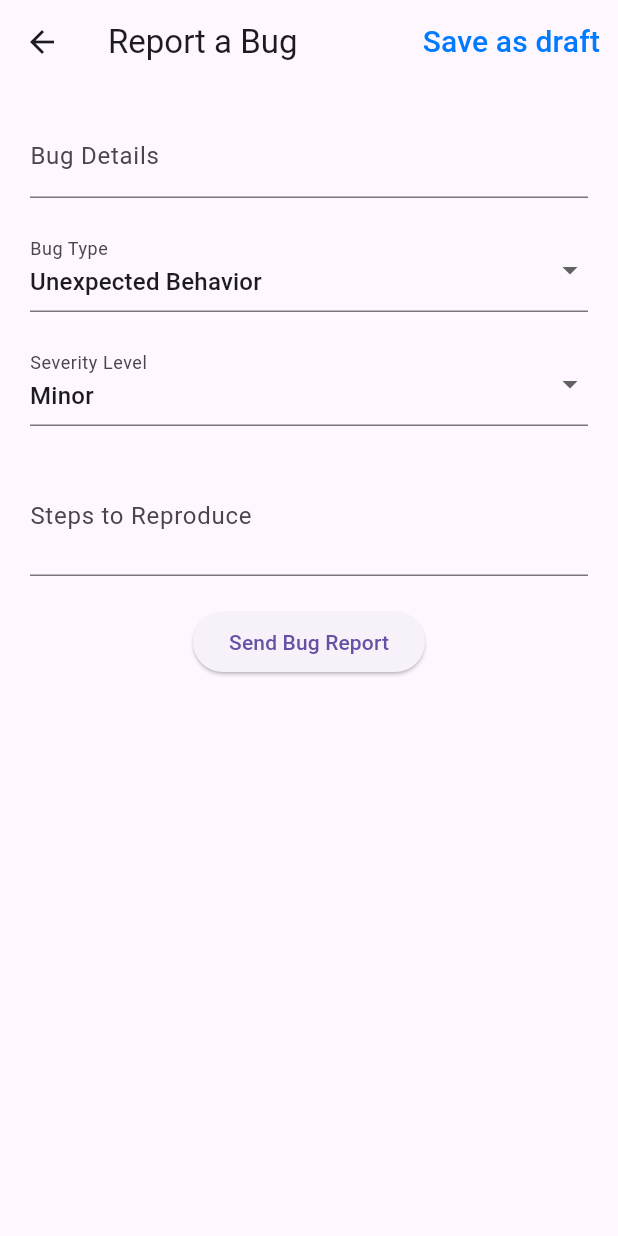
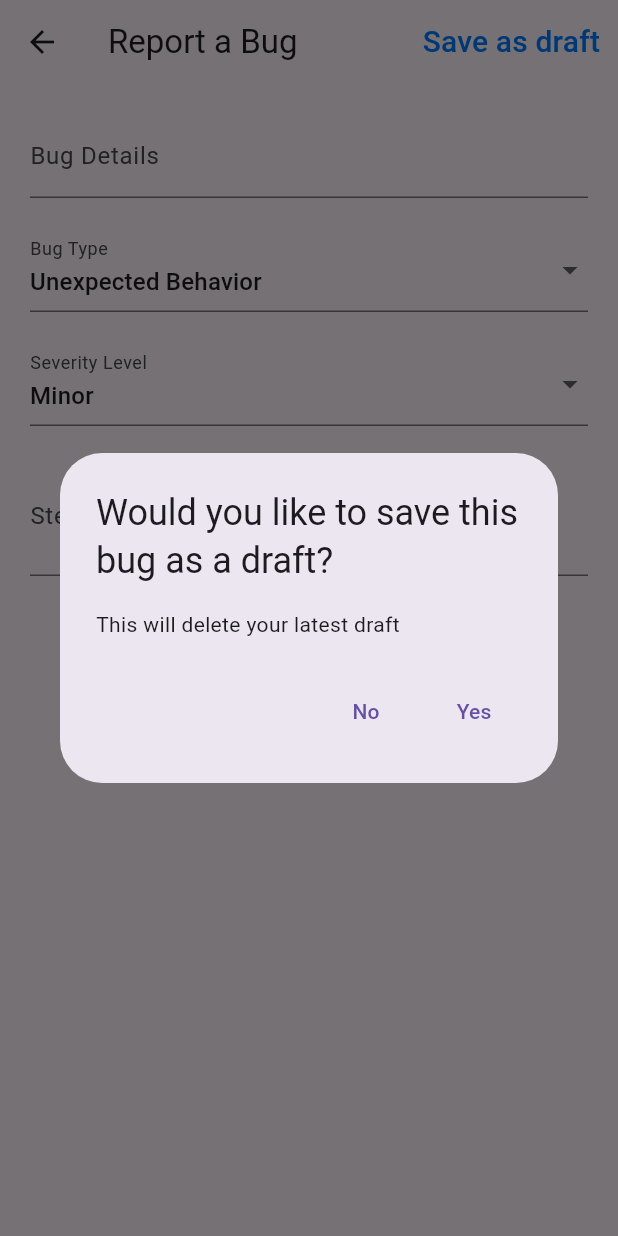
Before and after one commit to ISIS3510-202410-S2-E0X/FlutterApp, a Flutter app: the BugReportView screen opened directly, after a tap on "Save as draft", on a phone screen of 412 x 824 dp. Run offline on Flutter 3.47's test engine with Material 3 defaults, Android fonts, the phone set to English and light mode, and no system bars; our stand-ins replace bloc, cloud_firestore, connectivity_plus, equatable, firebase_auth, firebase_core and 12 more; missing offline and left inert: workmanager; accounts and stored records are empty; statements that could not run were skipped.

Commit message:
feat: localstorage implemented

```diff
--- a/foodbook_app/lib/bloc/bug_report_bloc/bug_report_bloc.dart
+++ b/foodbook_app/lib/bloc/bug_report_bloc/bug_report_bloc.dart
@@ -1,6 +1,7 @@
 import 'package:flutter_bloc/flutter_bloc.dart';
 import 'package:foodbook_app/bloc/bug_report_bloc/bug_report_event.dart';
 import 'package:foodbook_app/bloc/bug_report_bloc/bug_report_state.dart';
+import 'package:foodbook_app/data/models/bug_report.dart';
 import 'package:foodbook_app/data/repositories/bugs_report_repository.dart';
 
 class BugReportBloc extends Bloc<BugReportEvent, BugReportState> {
@@ -9,6 +10,7 @@ class BugReportBloc extends Bloc<BugReportEvent, BugReportState> {
   BugReportBloc(this.bugReportRepository) : super(BugReportInitial()) {
     on<ReportBug>(_onReportBug);
     on<SaveBugReportDraft>(_onSaveBugReportDraft);
+    on<GetBugReportDraft>(_onGetBugReportDraft);
     on<DeleteBugReportDraft>(_onDeleteBugReportDraft);
   }
 
@@ -32,6 +34,16 @@ class BugReportBloc extends Bloc<BugReportEvent, BugReportState> {
     }
   }
 
+  Future<void> _onGetBugReportDraft(GetBugReportDraft event, Emitter<BugReportState> emit) async {
+    try {
+      BugReport? bugReport = await bugReportRepository.getBugReportDraft();
+      print('BUG REPORT: $bugReport');
+      emit(BugReportDraftSuccess("Draft retrieved", bugReport: bugReport));
+    } catch (e) {
+      emit(BugReportError(e.toString()));
+    }
+  }
+
   Future<void> _onDeleteBugReportDraft(DeleteBugReportDraft event, Emitter<BugReportState> emit) async {
     try {
       await bugReportRepository.deleteBugReportDraft();
--- a/foodbook_app/lib/bloc/bug_report_bloc/bug_report_event.dart
+++ b/foodbook_app/lib/bloc/bug_report_bloc/bug_report_event.dart
@@ -14,6 +14,10 @@ class SaveBugReportDraft extends BugReportEvent {
   SaveBugReportDraft(this.bugReport);
 }
 
+class GetBugReportDraft extends BugReportEvent {
+  GetBugReportDraft();
+}
+
 class DeleteBugReportDraft extends BugReportEvent {
   DeleteBugReportDraft();
 }
--- a/foodbook_app/lib/bloc/bug_report_bloc/bug_report_state.dart
+++ b/foodbook_app/lib/bloc/bug_report_bloc/bug_report_state.dart
@@ -1,3 +1,5 @@
+import 'package:foodbook_app/data/models/bug_report.dart';
+
 abstract class BugReportState {}
 
 class BugReportInitial extends BugReportState {}
@@ -10,6 +12,13 @@ class BugReportSuccess extends BugReportState {
   BugReportSuccess(this.reportId);
 }
 
+class BugReportDraftSuccess extends BugReportState {
+  final String message;
+  final BugReport? bugReport;
+
+  BugReportDraftSuccess(this.message, {required this.bugReport});
+}
+
 class BugReportError extends BugReportState {
   final String error;
 
--- a/foodbook_app/lib/data/data_sources/database_provider.dart
+++ b/foodbook_app/lib/data/data_sources/database_provider.dart
@@ -13,7 +13,7 @@ class DatabaseProvider {
 
   _initDB() async {
     var documentsDirectory = await getApplicationDocumentsDirectory();
-    String path = join(documentsDirectory.path, "LoSgDraftsDB_5.db");
+    String path = join(documentsDirectory.path, "LoSgDraftsDB_6.db");
     print("DB path: $path");
     return await openDatabase(path, version: 1, onCreate: (db, version) async {
       await _createDB(db, version);
--- a/foodbook_app/lib/data/dtos/bug_report_dto.dart
+++ b/foodbook_app/lib/data/dtos/bug_report_dto.dart
@@ -2,14 +2,14 @@ import 'package:cloud_firestore/cloud_firestore.dart';
 import 'package:foodbook_app/data/models/bug_report.dart';
 
 class BugReportDTO {
-  final Timestamp date;
+  Timestamp? date;
   final String bugType;
   final String description;
   final String severityLevel;
   final String stepsToReproduce;
 
   BugReportDTO({
-    required this.date,
+    this.date,
     required this.bugType,
     required this.description,
     required this.severityLevel,
@@ -36,7 +36,15 @@ class BugReportDTO {
     );
   }
 
-  Map<String, dynamic> toJson() {
+  Map<String, dynamic> toJson(bool draft) {
+    if (draft) {
+      return {
+        'bugType': bugType,
+        'description': description,
+        'severityLevel': severityLevel,
+        'stepsToReproduce': stepsToReproduce,
+      };
+    }
     return {
       'date': date,
       'bugType': bugType,
--- a/foodbook_app/lib/data/models/bug_report.dart
+++ b/foodbook_app/lib/data/models/bug_report.dart
@@ -1,14 +1,14 @@
 import 'package:cloud_firestore/cloud_firestore.dart';
 
 class BugReport {
-  final Timestamp date;
+  Timestamp? date;
   final String bugType;
   final String description;
   final String severityLevel;
   final String stepsToReproduce;
 
   BugReport({
-    required this.date,
+    this.date,
     required this.bugType,
     required this.description,
     required this.severityLevel,
@@ -26,6 +26,7 @@ class BugReport {
   }
 
   factory BugReport.fromJson(Map<String, dynamic> json) {
+    if (json['date'] != null) {
       return BugReport(
         date: json['date'] as Timestamp,
         bugType: json['bugType'],
@@ -33,5 +34,13 @@ class BugReport {
         severityLevel: json['severityLevel'],
         stepsToReproduce: json['stepsToReproduce'],
       );
+    } else {
+      return BugReport(
+        bugType: json['bugType'],
+        description: json['description'],
+        severityLevel: json['severityLevel'],
+        stepsToReproduce: json['stepsToReproduce'],
+      );
     }
   }
+}
--- a/foodbook_app/lib/data/repositories/bugs_report_repository.dart
+++ b/foodbook_app/lib/data/repositories/bugs_report_repository.dart
@@ -11,8 +11,8 @@ class BugReportRepository {
 
   Future<String> reportBug({ required BugReport bugReport }) async {
     try {
-      print('BUG REPORT: ${BugReportDTO.fromModel(bugReport).toJson()}');
-      DocumentReference bugReportRef = await _fireCloud.add(BugReportDTO.fromModel(bugReport).toJson());
+      print('BUG REPORT: ${BugReportDTO.fromModel(bugReport).toJson(false)}');
+      DocumentReference bugReportRef = await _fireCloud.add(BugReportDTO.fromModel(bugReport).toJson(false));
       return bugReportRef.id;
     } on FirebaseException catch (e) {
       print("Failed with error '${e.code}': ${e.message}");
@@ -26,8 +26,20 @@ class BugReportRepository {
   }
 
   Future<void> reportBugDraft(BugReport bugReport) async {
+    print('BUG REPORT DRAFT: ${BugReportDTO.fromModel(bugReport).toJson(true)}');
     final db = await dbProvider.getDatabase();
-    await db.insert('BugsReports', BugReportDTO.fromModel(bugReport).toJson());
+    await db.insert('BugsReports', BugReportDTO.fromModel(bugReport).toJson(true));
+    print('DRAFT SAVED: ${BugReportDTO.fromModel(bugReport).toJson(true)}');
+  }
+
+  Future<BugReport?> getBugReportDraft() async {
+    final db = await dbProvider.getDatabase();
+    final List<Map<String, dynamic>> maps = await db.query("BugsReports");
+    if (maps.isNotEmpty) {
+      print('DRAFT: ${BugReportDTO.fromJson(maps.first).toJson(true)}');
+      return BugReportDTO.fromJson(maps.first).toModel();
+    }
+    return null;
   }
 
   Future<void> deleteBugReportDraft() async {
--- a/foodbook_app/lib/main.dart
+++ b/foodbook_app/lib/main.dart
@@ -119,7 +119,7 @@ class MyApp extends StatelessWidget {
           ),
           BlocProvider<BugReportBloc>(
             create: (context) => BugReportBloc(
-              RepositoryProvider.of<BugReportRepository>(context, listen: false),
+              BugReportRepository(DatabaseProvider()),
             ),
           ),
           BlocProvider<ReviewBloc>(
--- a/foodbook_app/lib/presentation/views/settings_view/report_bugs_view.dart
+++ b/foodbook_app/lib/presentation/views/settings_view/report_bugs_view.dart
@@ -3,9 +3,18 @@ import 'package:flutter/material.dart';
 import 'package:flutter_bloc/flutter_bloc.dart';
 import 'package:foodbook_app/bloc/bug_report_bloc/bug_report_bloc.dart';
 import 'package:foodbook_app/bloc/bug_report_bloc/bug_report_event.dart';
+import 'package:foodbook_app/bloc/settings_bloc/settings_bloc.dart';
 import 'package:foodbook_app/data/models/bug_report.dart';
+import 'package:foodbook_app/presentation/views/settings_view/settings_view.dart';
 
 class BugReportView extends StatefulWidget {
+  final BugReport? initialBugReport;
+
+  const BugReportView({
+    super.key,
+    this.initialBugReport
+  });
+
   @override
   _BugReportViewState createState() => _BugReportViewState();
 }
@@ -17,15 +26,86 @@ class _BugReportViewState extends State<BugReportView> {
   String severityLevel = 'Minor';
 
   @override
+  void initState() {
+    super.initState();
+    if (widget.initialBugReport != null) {
+      bugDetailsController.text = widget.initialBugReport!.description;
+      bugType = widget.initialBugReport!.bugType;
+      severityLevel = widget.initialBugReport!.severityLevel;
+      stepsToReproduceController.text = widget.initialBugReport!.stepsToReproduce;
+    }
+  }
+
+  Future<void> _createBugReportDraft(BuildContext context) async {
+    final bugReportBloc = BlocProvider.of<BugReportBloc>(context);
+
+    final saveDraft = await showDialog<String>(
+      context: context,
+      builder: (BuildContext context) {
+        return AlertDialog(
+          title: const Text("Would you like to save this bug as a draft?"),
+          content: const Text('This will delete your latest draft'),
+          actions: <Widget>[
+            TextButton(
+              child: const Text('No'),
+              onPressed: () {
+                Navigator.of(context).pop('No');
+              },
+            ),
+            TextButton(
+              child: const Text('Yes'),
+              onPressed: () {
+                Navigator.of(context).pop('Yes');
+              },
+            ),
+          ],
+        );
+      },
+    );
+
+    if (saveDraft == 'Yes') {
+      bugReportBloc.add(DeleteBugReportDraft());
+      BugReport newReport = BugReport(
+        description: bugDetailsController.text,
+        bugType: bugType,
+        severityLevel: severityLevel,
+        stepsToReproduce: stepsToReproduceController.text,
+      );
+      BlocProvider.of<BugReportBloc>(context).add(SaveBugReportDraft(newReport));
+      Navigator.pushReplacement(
+        context,
+        MaterialPageRoute(
+          builder: (context) => BlocProvider.value(
+            value: BlocProvider.of<SettingsBloc>(context),
+            child: const SettingsPage(),
+          ),
+        ),
+      );
+    }
+  }
+
+  @override
   Widget build(BuildContext context) {
-    return Scaffold(
+    return PopScope(
+      canPop: false,
+      onPopInvoked: (didPop) async {
+        Navigator.pushReplacement(
+          context,
+          MaterialPageRoute(
+            builder: (context) => BlocProvider.value(
+              value: BlocProvider.of<SettingsBloc>(context),
+              child: const SettingsPage(),
+            ),
+          ),
+        );
+      },
+      child: Scaffold(
       appBar: AppBar(
         title: const Text("Report a Bug"),
-        leading: const BackButton(),
         actions: <Widget>[
           TextButton(
             onPressed: () {
-              // Logic for saving as a draft
+              _createBugReportDraft(context);
             },
             child: const Text(
               'Save as draft',
@@ -116,6 +196,6 @@ class _BugReportViewState extends State<BugReportView> {
           ],
         ),
       ),
-    );
+    ));
   }
 }
```
Also changed, not shown: foodbook_app/lib/presentation/views/settings_view/settings_view.dart (+55 -11 lines), foodbook_app/lib/presentation/views/spot_infomation_view/spot_detail_view.dart (+5 -5 lines). Lines whose indentation alone changed are shown as unchanged.
